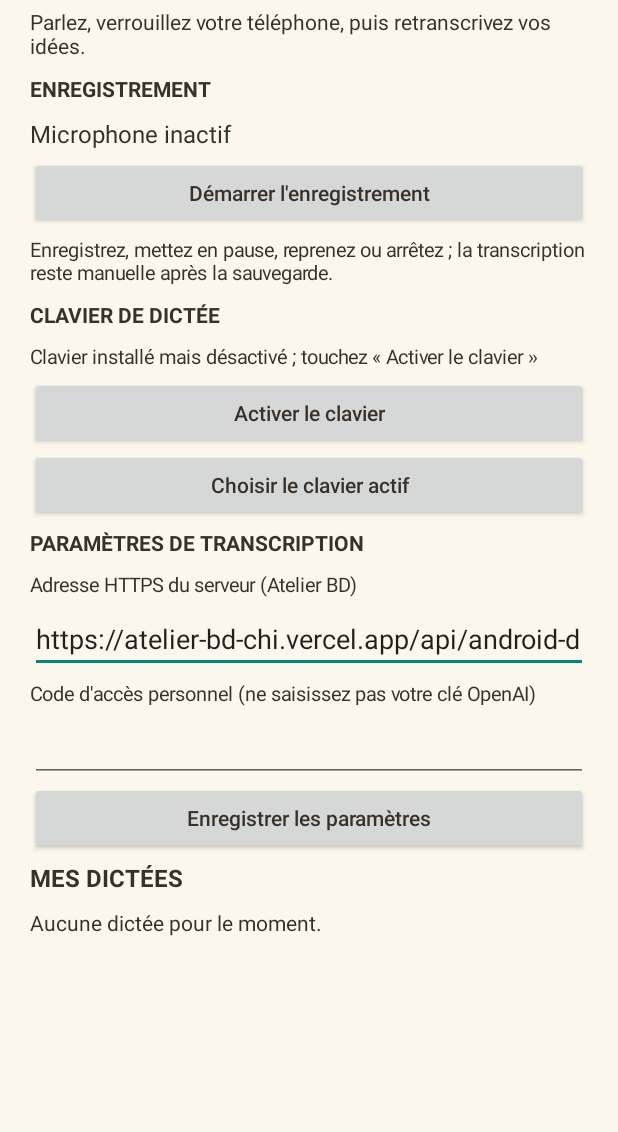
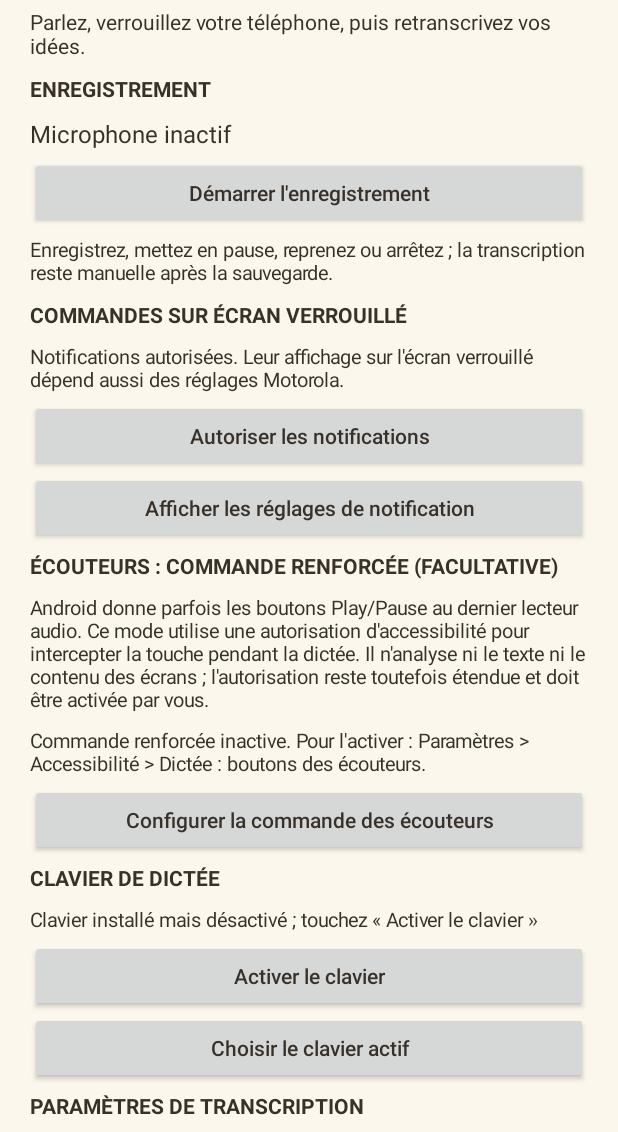
Before and after one commit to Vincladef/dictee-universelle-android, an Android app: the screen it shows after launch (MainActivity), on a phone screen of 412 x 824 dp, the part 104-1236 px from its top. Run offline under Robolectric (Android 15) with nearby library versions, the phone set to English and light mode, and no system bars.

Commit message:
fix(android): notification permission and optional accessibility headset controls (0.7.0)

```diff
--- a/android/app/build.gradle.kts
+++ b/android/app/build.gradle.kts
@@ -7,8 +7,8 @@ android {
         applicationId = "fr.denizot.dictee.inline"
         minSdk = 26
         targetSdk = 35
-        versionCode = 7
-        versionName = "0.6.0"
+        versionCode = 8
+        versionName = "0.7.0"
     }
 
     signingConfigs {
@@ -26,7 +26,7 @@ android {
     }
     buildTypes {
         getByName("debug") {
-            applicationIdSuffix = ".testv06"
+            applicationIdSuffix = ".testv07"
             versionNameSuffix = "-test"
         }
         getByName("release") {
--- a/android/app/src/main/java/fr/denizot/dictee/DictationKeyboard.kt
+++ b/android/app/src/main/java/fr/denizot/dictee/DictationKeyboard.kt
@@ -693,8 +693,10 @@ class DictationKeyboard : InputMethodService() {
         if (sensitive()) { status("Dictée désactivée dans les champs de mot de passe"); return }
         if (CaptureService.active || startingAt > 0L || transcribing) return
         pendingInsertId = null
-        if (checkSelfPermission(Manifest.permission.RECORD_AUDIO) != PackageManager.PERMISSION_GRANTED) {
-            status("Autorisez une fois le microphone via Android")
+        if (checkSelfPermission(Manifest.permission.RECORD_AUDIO) != PackageManager.PERMISSION_GRANTED ||
+            (android.os.Build.VERSION.SDK_INT >= 33 &&
+                checkSelfPermission(Manifest.permission.POST_NOTIFICATIONS) != PackageManager.PERMISSION_GRANTED)) {
+            status("Vérification des autorisations micro et notifications")
             try {
                 startActivity(Intent(this, MicrophonePermissionActivity::class.java)
                     .addFlags(Intent.FLAG_ACTIVITY_NEW_TASK))
--- a/android/app/src/main/java/fr/denizot/dictee/MainActivity.kt
+++ b/android/app/src/main/java/fr/denizot/dictee/MainActivity.kt
@@ -34,6 +34,8 @@ class MainActivity : Activity() {
     private lateinit var status: TextView
     private lateinit var recorderButton: Button
     private lateinit var pauseButton: Button
+    private lateinit var notificationStatus: TextView
+    private lateinit var headsetStatus: TextView
     private lateinit var history: LinearLayout
     private lateinit var keyboardStatus: TextView
     private lateinit var endpointField: EditText
@@ -75,6 +77,25 @@ class MainActivity : Activity() {
         pauseButton.visibility = View.GONE
         root.addView(pauseButton)
         root.addView(text("Enregistrez, mettez en pause, reprenez ou arrêtez ; la transcription reste manuelle après la sauvegarde.", 13f))
+        root.addView(text("COMMANDES SUR ÉCRAN VERROUILLÉ", 14f, true))
+        notificationStatus = text("Vérification des notifications…", 13f)
+        root.addView(notificationStatus)
+        root.addView(button("Autoriser les notifications") {
+            if (Build.VERSION.SDK_INT >= 33 &&
+                checkSelfPermission(Manifest.permission.POST_NOTIFICATIONS) != PackageManager.PERMISSION_GRANTED) {
+                requestPermissions(arrayOf(Manifest.permission.POST_NOTIFICATIONS), 102)
+            } else {
+                openNotificationSettings()
+            }
+        })
+        root.addView(button("Afficher les réglages de notification") { openNotificationSettings() })
+        root.addView(text("ÉCOUTEURS : COMMANDE RENFORCÉE (FACULTATIVE)", 14f, true))
+        root.addView(text("Android donne parfois les boutons Play/Pause au dernier lecteur audio. Ce mode utilise une autorisation d'accessibilité pour intercepter la touche pendant la dictée. Il n'analyse ni le texte ni le contenu des écrans ; l'autorisation reste toutefois étendue et doit être activée par vous.", 13f))
+        headsetStatus = text("Vérification de la commande…", 13f)
+        root.addView(headsetStatus)
+        root.addView(button("Configurer la commande des écouteurs") {
+            startActivity(Intent(Settings.ACTION_ACCESSIBILITY_SETTINGS))
+        })
         root.addView(text("CLAVIER DE DICTÉE", 14f, true))
         keyboardStatus = text("Vérification du clavier actif…", 13f)
         root.addView(keyboardStatus)
@@ -113,6 +134,7 @@ class MainActivity : Activity() {
         handler.post(object : Runnable {
             override fun run() {
                 updateRecordingUi()
+                updateRemoteControlsUi()
                 val snapshot = store.all().joinToString(";") { "${it.id}:${it.state}:${it.segments.size}:${it.transcript.length}" }
                 if (snapshot != lastSnapshot) { lastSnapshot = snapshot; refreshHistory() }
                 handler.postDelayed(this, 1300)
@@ -133,6 +155,7 @@ class MainActivity : Activity() {
     override fun onResume() {
         super.onResume()
         if (::keyboardStatus.isInitialized) refreshKeyboardStatus()
+        if (::notificationStatus.isInitialized) updateRemoteControlsUi()
     }
     private fun updateRecordingUi() {
         recorderButton.text = if (CaptureService.active) "Arrêter et sauvegarder (sans transcrire)" else "Démarrer l'enregistrement"
@@ -145,14 +168,42 @@ class MainActivity : Activity() {
             else -> "Microphone inactif"
         }
     }
+    private fun openNotificationSettings() {
+        startActivity(Intent(Settings.ACTION_APP_NOTIFICATION_SETTINGS).apply {
+            putExtra(Settings.EXTRA_APP_PACKAGE, packageName)
+        })
+    }
+
+    private fun updateRemoteControlsUi() {
+        val notificationsAllowed = Build.VERSION.SDK_INT < 33 ||
+            checkSelfPermission(Manifest.permission.POST_NOTIFICATIONS) == PackageManager.PERMISSION_GRANTED
+        val notificationManager = getSystemService(android.app.NotificationManager::class.java)
+        val channel = notificationManager.getNotificationChannel(CaptureService.CHANNEL)
+        notificationStatus.text = when {
+            !notificationsAllowed -> "Notifications non autorisées. Active-les pour afficher Pause/Reprendre."
+            !notificationManager.areNotificationsEnabled() -> "Notifications coupées pour l'application."
+            channel != null && channel.importance == android.app.NotificationManager.IMPORTANCE_NONE ->
+                "Le canal « Commandes de dictée » est désactivé. Réactive-le dans les réglages."
+            else -> "Notifications autorisées. Leur affichage sur l'écran verrouillé dépend aussi des réglages Motorola."
+        }
+        headsetStatus.text = if (HeadsetKeyService.connected) {
+            "Commande renforcée active. Dernière touche : " + HeadsetKeyService.lastKeyDescription
+        } else {
+            "Commande renforcée inactive. Pour l'activer : Paramètres > Accessibilité > Dictée : boutons des écouteurs."
+        }
+    }
+
     private fun askAndRecord() {
         if (checkSelfPermission(Manifest.permission.RECORD_AUDIO) != PackageManager.PERMISSION_GRANTED) {
             requestPermissions(arrayOf(Manifest.permission.RECORD_AUDIO), 101); return
         }
         if (Build.VERSION.SDK_INT >= 33 && checkSelfPermission(Manifest.permission.POST_NOTIFICATIONS) != PackageManager.PERMISSION_GRANTED) {
             requestPermissions(arrayOf(Manifest.permission.POST_NOTIFICATIONS), 102)
-            // Microphone permission is already granted; starting does not depend on notification consent.
+            return
         }
+        startForegroundCapture()
+    }
+    private fun startForegroundCapture() {
         try { startForegroundService(Intent(this, CaptureService::class.java).setAction(CaptureService.START).putExtra("source", "app")) }
         catch (e: Exception) { toast("Le service audio n'a pas démarré : ${e.message}") }
         handler.postDelayed({ updateRecordingUi() }, 400)
@@ -160,6 +211,13 @@ class MainActivity : Activity() {
     override fun onRequestPermissionsResult(requestCode: Int, permissions: Array<out String>, grantResults: IntArray) {
         super.onRequestPermissionsResult(requestCode, permissions, grantResults)
         if (requestCode == 101 && grantResults.firstOrNull() == PackageManager.PERMISSION_GRANTED) askAndRecord()
+        if (requestCode == 102) {
+            if (grantResults.firstOrNull() != PackageManager.PERMISSION_GRANTED) {
+                toast("Notifications refusées. Les commandes sur écran verrouillé peuvent rester invisibles.")
+            }
+            updateRemoteControlsUi()
+            startForegroundCapture()
+        }
     }
     private fun stopRecording() {
         startService(Intent(this, CaptureService::class.java).setAction(CaptureService.STOP))
--- /dev/null
+++ b/android/app/src/main/res/values/strings.xml
@@ -0,0 +1,5 @@
+<?xml version="1.0" encoding="utf-8"?>
+<resources>
+    <string name="headset_control_label">Dictée : boutons des écouteurs</string>
+    <string name="headset_control_description">Commande facultative : utilise les touches lecture et pause des écouteurs pendant une dictée. N'analyse pas le texte ni les écrans. Désactivable dans Accessibilité.</string>
+</resources>
```
Also changed, not shown: android/app/src/main/AndroidManifest.xml (+12 -0 lines), android/app/src/main/java/fr/denizot/dictee/CaptureService.kt (+21 -9 lines), android/app/src/main/java/fr/denizot/dictee/HeadsetKeyService.kt (added, +62 -0 lines), android/app/src/main/java/fr/denizot/dictee/MicrophonePermissionActivity.kt (+32 -15 lines), android/app/src/main/res/xml/headset_accessibility.xml (added, +9 -0 lines), 1 other file.
